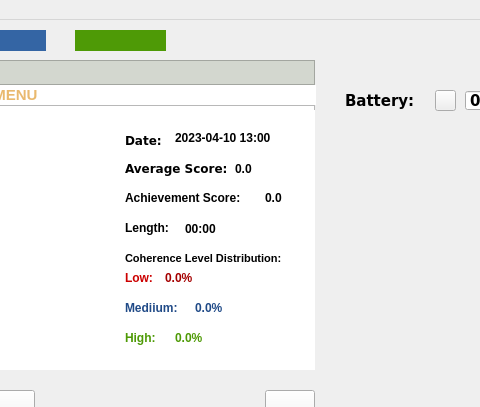
Old version of the form mainwindow.ui in the repository Cherrybomb33/HeartWave; both pictures show x 295 to 775 and y 0 to 407 of the 864 by 670 pixel window.
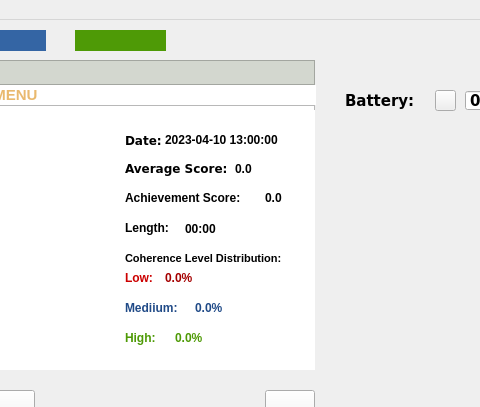
New version of the form. The open tabs and pages were chosen to show the change. Icons and pictures are not drawn. Custom widgets are drawn as their Qt base class.

Patch:
```diff
--- a/mainwindow.ui
+++ b/mainwindow.ui
@@ -705,7 +705,7 @@
        <rect>
         <x>550</x>
         <y>80</y>
-        <width>41</width>
+        <width>51</width>
         <height>16</height>
        </rect>
       </property>
@@ -725,7 +725,7 @@
        <rect>
         <x>470</x>
         <y>110</y>
-        <width>54</width>
+        <width>61</width>
         <height>17</height>
        </rect>
       </property>
@@ -745,7 +745,7 @@
        <rect>
         <x>450</x>
         <y>160</y>
-        <width>54</width>
+        <width>71</width>
         <height>17</height>
        </rect>
       </property>
@@ -765,7 +765,7 @@
        <rect>
         <x>480</x>
         <y>190</y>
-        <width>54</width>
+        <width>71</width>
         <height>17</height>
        </rect>
       </property>
@@ -785,7 +785,7 @@
        <rect>
         <x>460</x>
         <y>220</y>
-        <width>54</width>
+        <width>91</width>
         <height>17</height>
        </rect>
       </property>
@@ -824,10 +824,10 @@
      <widget class="QLabel" name="date">
       <property name="geometry">
        <rect>
-        <x>460</x>
+        <x>450</x>
         <y>20</y>
-        <width>121</width>
-        <height>16</height>
+        <width>151</width>
+        <height>20</height>
        </rect>
       </property>
       <property name="font">
@@ -838,7 +838,7 @@
        </font>
       </property>
       <property name="text">
-       <string>2023-04-10 13:00</string>
+       <string>2023-04-10 13:00:00</string>
       </property>
      </widget>
      <widget class="QCustomPlot" name="historyGraph" native="true">
```
Left out of the diff: 2 changed lines with no effect on the pictures.
